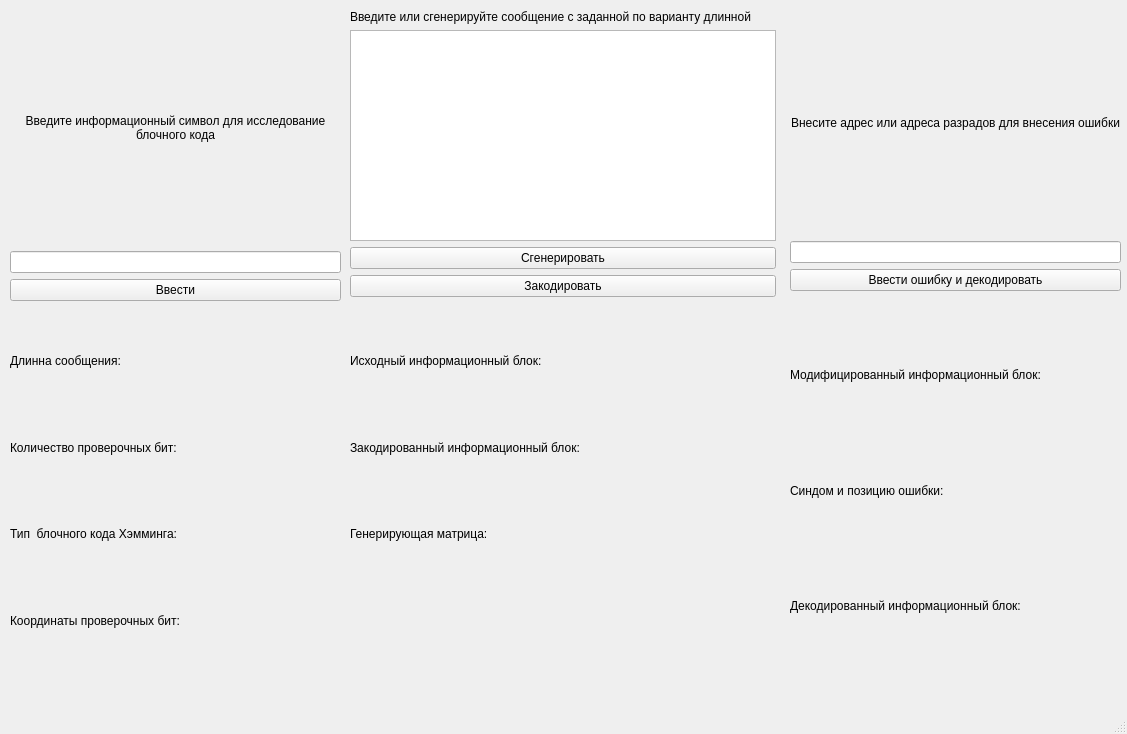
junge8971/Some_ncfu_project, file 2. Hamming encoder/arbitarily_with_ui/main.ui: the form before one commit.
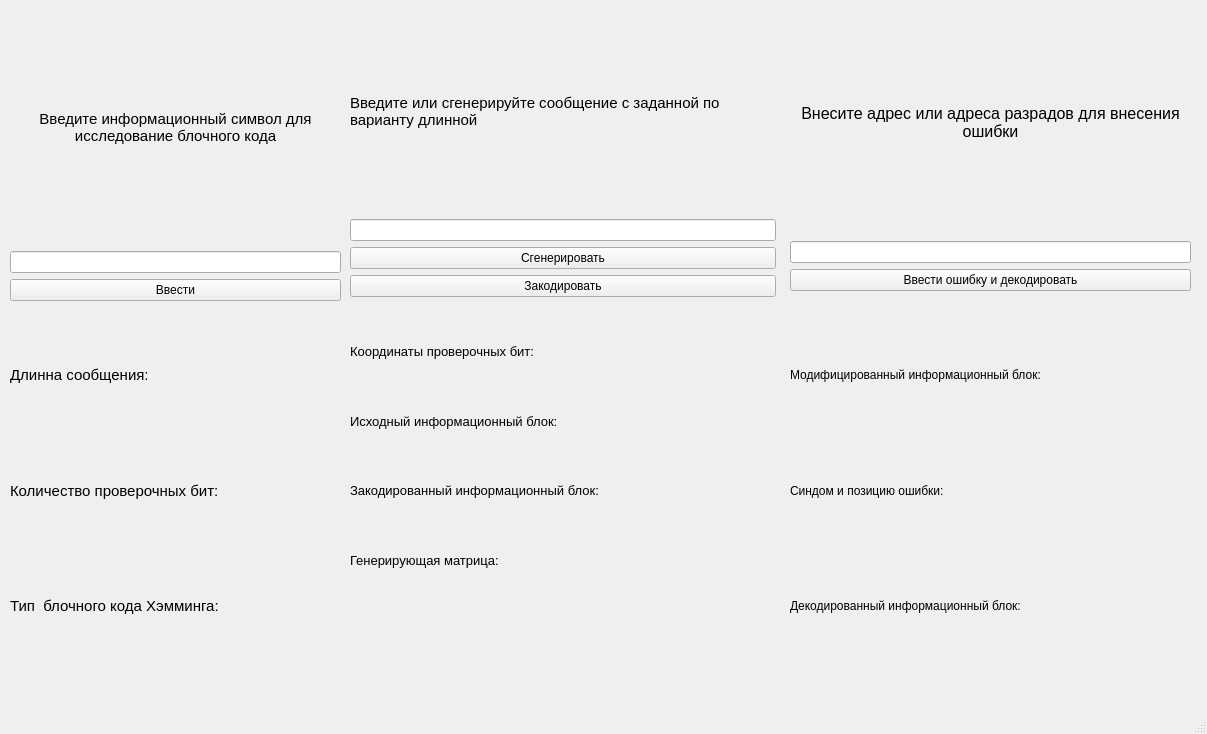
The form after the commit.

Commit message: Удалён страрый UI, формате .py. Добавлен отступ в выводе информации

```diff
--- a/2. Hamming encoder/arbitarily_with_ui/main.ui
+++ b/2. Hamming encoder/arbitarily_with_ui/main.ui
@@ -6,7 +6,7 @@
    <rect>
     <x>0</x>
     <y>0</y>
-    <width>1127</width>
+    <width>1207</width>
     <height>734</height>
    </rect>
   </property>
@@ -26,6 +26,11 @@
     <layout class="QVBoxLayout" name="verticalLayout">
      <item>
       <widget class="QLabel" name="label">
+       <property name="font">
+        <font>
+         <pointsize>11</pointsize>
+        </font>
+       </property>
        <property name="text">
         <string>Введите информационный символ для исследование блочного кода</string>
        </property>
@@ -61,6 +66,11 @@
     <layout class="QVBoxLayout" name="verticalLayout_2">
      <item>
       <widget class="QLabel" name="label_2">
+       <property name="font">
+        <font>
+         <pointsize>11</pointsize>
+        </font>
+       </property>
        <property name="text">
         <string>Введите или сгенерируйте сообщение с заданной по варианту длинной</string>
        </property>
@@ -70,15 +80,9 @@
       </widget>
      </item>
      <item>
-      <widget class="QTextEdit" name="input_message">
-       <property name="sizePolicy">
-        <sizepolicy hsizetype="Expanding" vsizetype="Expanding">
-         <horstretch>0</horstretch>
-         <verstretch>0</verstretch>
-        </sizepolicy>
-       </property>
-       <property name="lineWrapMode">
-        <enum>QTextEdit::NoWrap</enum>
+      <widget class="QLineEdit" name="input_message">
+       <property name="text">
+        <string/>
        </property>
       </widget>
      </item>
@@ -103,13 +107,18 @@
      <rect>
       <x>790</x>
       <y>10</y>
-      <width>331</width>
+      <width>401</width>
       <height>281</height>
      </rect>
     </property>
     <layout class="QVBoxLayout" name="verticalLayout_4">
      <item>
       <widget class="QLabel" name="label_7">
+       <property name="font">
+        <font>
+         <pointsize>12</pointsize>
+        </font>
+       </property>
        <property name="text">
         <string>Внесите адрес или адреса разрадов для внесения ошибки</string>
        </property>
@@ -143,8 +152,28 @@
      </rect>
     </property>
     <layout class="QVBoxLayout" name="verticalLayout_5">
+     <item>
+      <widget class="QLabel" name="label_check_indices">
+       <property name="font">
+        <font>
+         <pointsize>10</pointsize>
+        </font>
+       </property>
+       <property name="text">
+        <string>Координаты проверочных бит: </string>
+       </property>
+       <property name="wordWrap">
+        <bool>true</bool>
+       </property>
+      </widget>
+     </item>
      <item>
       <widget class="QLabel" name="label_input_data">
+       <property name="font">
+        <font>
+         <pointsize>10</pointsize>
+        </font>
+       </property>
        <property name="text">
         <string>Исходный информационный блок: </string>
        </property>
@@ -155,6 +184,11 @@
      </item>
      <item>
       <widget class="QLabel" name="label_encoded">
+       <property name="font">
+        <font>
+         <pointsize>10</pointsize>
+        </font>
+       </property>
        <property name="text">
         <string>Закодированный информационный блок: </string>
        </property>
@@ -171,6 +205,11 @@
          <verstretch>0</verstretch>
         </sizepolicy>
        </property>
+       <property name="font">
+        <font>
+         <pointsize>10</pointsize>
+        </font>
+       </property>
        <property name="text">
         <string>Генерирующая матрица:</string>
        </property>
@@ -178,6 +217,11 @@
      </item>
      <item>
       <widget class="QLabel" name="label_matrix">
+       <property name="font">
+        <font>
+         <pointsize>10</pointsize>
+        </font>
+       </property>
        <property name="text">
         <string/>
        </property>
@@ -200,6 +244,11 @@
     <layout class="QVBoxLayout" name="verticalLayout_6">
      <item>
       <widget class="QLabel" name="label_message_len">
+       <property name="font">
+        <font>
+         <pointsize>11</pointsize>
+        </font>
+       </property>
        <property name="text">
         <string>Длинна сообщения:</string>
        </property>
@@ -210,6 +259,11 @@
      </item>
      <item>
       <widget class="QLabel" name="label_number_of_check_bit">
+       <property name="font">
+        <font>
+         <pointsize>11</pointsize>
+        </font>
+       </property>
        <property name="text">
         <string>Количество проверочных бит: </string>
        </property>
@@ -220,6 +274,11 @@
      </item>
      <item>
       <widget class="QLabel" name="label_coder_type">
+       <property name="font">
+        <font>
+         <pointsize>11</pointsize>
+        </font>
+       </property>
        <property name="text">
         <string>Тип  блочного кода Хэмминга: </string>
        </property>
@@ -228,16 +287,6 @@
        </property>
       </widget>
      </item>
-     <item>
-      <widget class="QLabel" name="label_check_indices">
-       <property name="text">
-        <string>Координаты проверочных бит: </string>
-       </property>
-       <property name="wordWrap">
-        <bool>true</bool>
-       </property>
-      </widget>
-     </item>
     </layout>
    </widget>
    <widget class="QWidget" name="verticalLayoutWidget_3">
@@ -245,13 +294,18 @@
      <rect>
       <x>790</x>
       <y>320</y>
-      <width>331</width>
+      <width>401</width>
       <height>341</height>
      </rect>
     </property>
     <layout class="QVBoxLayout" name="verticalLayout_3">
      <item>
       <widget class="QLabel" name="label_modifaed">
+       <property name="font">
+        <font>
+         <pointsize>9</pointsize>
+        </font>
+       </property>
        <property name="text">
         <string>Модифицированный информационный блок: </string>
        </property>
@@ -262,6 +316,11 @@
      </item>
      <item>
       <widget class="QLabel" name="label_binary_syndrome_and_error_pos">
+       <property name="font">
+        <font>
+         <pointsize>9</pointsize>
+        </font>
+       </property>
        <property name="text">
         <string>Синдом и позицию ошибки: </string>
        </property>
@@ -272,6 +331,11 @@
      </item>
      <item>
       <widget class="QLabel" name="label_decode">
+       <property name="font">
+        <font>
+         <pointsize>9</pointsize>
+        </font>
+       </property>
        <property name="text">
         <string>Декодированный информационный блок: </string>
        </property>
```
Left out of the diff: 2 changed lines with no effect on the pictures. The commit also changes 3 other files.
